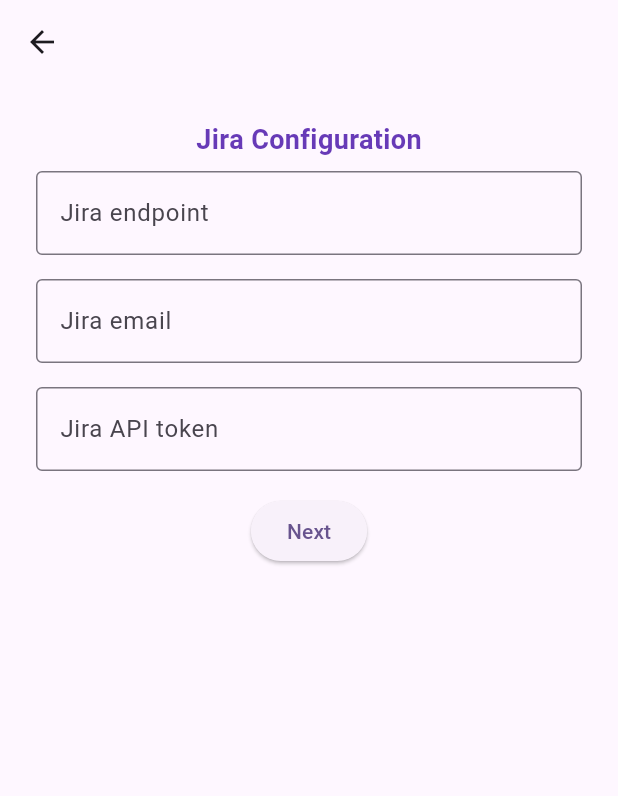
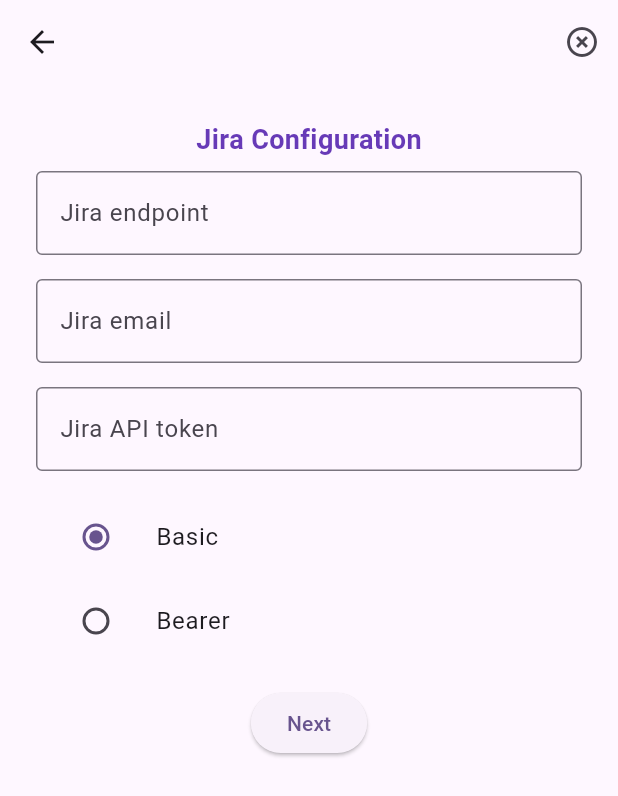
Before and after one commit to IvanVatov/time_track_transfer, a Flutter app: the screen it shows after launch, after a tap on "Next", on a phone screen of 412 x 824 dp. Shown: the top 796 px of the screen. Run offline on Flutter 3.47's test engine with Material 2 defaults, Android fonts, the phone set to English and light mode, and no system bars; our stand-ins replace calendar_date_picker2, dio, flutter_secure_storage, flutter_spinkit, flutter_svg, get_it and 3 more; missing offline and left inert: dart:ffi; accounts and stored records are empty; network calls fail.

Commit message:
- ability to switch jira authorization

```diff
--- a/lib/api/configuration.dart
+++ b/lib/api/configuration.dart
@@ -1,3 +1,5 @@
+import 'dart:ffi';
+
 import 'package:json_annotation/json_annotation.dart';
 import 'package:time_track_transfer/api/jira/jira_project.dart';
 import 'package:time_track_transfer/api/jira/jira_status.dart';
@@ -14,6 +16,7 @@
   String? jiraEndpoint;
   String? jiraEmail;
   String? jiraToken;
+  bool? jiraIsBasic;
 
   String? togglToken;
 
--- a/lib/api/jira_api.dart
+++ b/lib/api/jira_api.dart
@@ -13,20 +13,24 @@
 
 @Singleton()
 class JiraApi {
-
   late Configuration configuration;
 
   JiraApi();
 
   Options _getHeaderOptions() {
-    return Options(headers: {
-      Constants.keyAuthorization:
-          "${Constants.keyBasic} ${base64Encode(utf8.encode("${configuration.jiraEmail}:${configuration.jiraToken}"))}"
-    });
+    String authorization;
+    if (configuration.jiraIsBasic == true) {
+      authorization = "Bearer ${configuration.jiraToken}";
+    } else {
+      authorization =
+          "${Constants.keyBasic} ${base64Encode(utf8.encode("${configuration.jiraEmail}:${configuration.jiraToken}"))}";
+    }
+    return Options(headers: {Constants.keyAuthorization: authorization});
   }
 
   Future<List<JiraProject>> getProjects() async {
-    Response response = await client.get("${configuration.jiraEndpoint}/rest/api/2/project",
+    Response response = await client.get(
+        "${configuration.jiraEndpoint}/rest/api/2/project",
         options: _getHeaderOptions());
 
     return (response.data as List)
@@ -44,12 +48,15 @@
         .toList(growable: false);
   }
 
-  Future<List<JiraIssue>> search(String projectId, String status, String date) async {
-    Response response = await client.post("${configuration.jiraEndpoint}/rest/api/2/search",
+  Future<List<JiraIssue>> search(
+      String projectId, String status, String date) async {
+    Response response = await client.post(
+        "${configuration.jiraEndpoint}/rest/api/2/search",
         options: _getHeaderOptions(),
         data:
             "{\"jql\":\"project = $projectId AND assignee was currentUser() on '$date' AND status was '$status' on '$date'\", \"fields\":[\"key\", \"summary\"]}");
 
-    return JiraSearchResponse.fromJson(response.data as Map<String, dynamic>).issues;
+    return JiraSearchResponse.fromJson(response.data as Map<String, dynamic>)
+        .issues;
   }
 }
--- a/lib/ui/screen/config_screen.dart
+++ b/lib/ui/screen/config_screen.dart
@@ -29,6 +29,8 @@
 }
 
 enum Step { setupJira, selectProject, selectStatus, setupToggl, trackingSetup }
+
+enum JiraAuthorization { basic, bearer }
 
 class _ConfigScreenState extends State<ConfigScreen> {
   final JiraApi _jiraApi = getIt<JiraApi>();
@@ -79,6 +81,8 @@
   final FocusNode _startTimeFocusNode = FocusNode();
   late TextEditingController _startTime;
 
+  JiraAuthorization _jiraAuthorization = JiraAuthorization.basic;
+
   @override
   void initState() {
     _jiraEndpointController = TextEditingController();
@@ -123,6 +127,7 @@
       _configuration?.jiraEndpoint = _jiraEndpointController.value.text;
       _configuration?.jiraEmail = _jiraEmailController.value.text;
       _configuration?.jiraToken = _jiraTokenController.value.text;
+      _configuration?.jiraIsBasic = _jiraAuthorization == JiraAuthorization.basic;
     } catch (t) {
       t;
     }
@@ -145,8 +150,8 @@
     try {
       var result = await _togglApi.getTogglProfile();
 
-
-      var nullableBillable = result.projects.where((element) => element.billable == null || element.active == null);
+      var nullableBillable = result.projects.where(
+          (element) => element.billable == null || element.active == null);
 
       setState(() {
         _togglProfile = result;
@@ -159,7 +164,16 @@
   @override
   Widget build(BuildContext context) {
     return Scaffold(
-      appBar: AppBar(),
+      appBar: AppBar(
+        actions: [
+          IconButton(
+              onPressed: () async {
+                storage.delete(Constants.keyConfiguration);
+                _readConfiguration();
+              },
+              icon: const Icon(Icons.highlight_remove))
+        ],
+      ),
       body: Padding(
         padding: const EdgeInsets.all(24),
         child: Wrap(
@@ -211,11 +225,42 @@
                 border: OutlineInputBorder(), labelText: 'Jira API token'),
           ),
           const SizedBox(height: 16),
+          Column(
+            children: <Widget>[
+              ListTile(
+                title: const Text('Basic'),
+                leading: Radio<JiraAuthorization>(
+                  value: JiraAuthorization.basic,
+                  groupValue: _jiraAuthorization,
+                  onChanged: (JiraAuthorization? value) {
+                    setState(() {
+                      if (value != null) _jiraAuthorization = value;
+                    });
+                  },
+                ),
+              ),
+              ListTile(
+                title: const Text('Bearer'),
+                leading: Radio<JiraAuthorization>(
+                  value: JiraAuthorization.bearer,
+                  groupValue: _jiraAuthorization,
+                  onChanged: (JiraAuthorization? value) {
+                    setState(() {
+                      if (value != null) _jiraAuthorization = value;
+                    });
+                  },
+                ),
+              ),
+            ],
+          ),
+          const SizedBox(height: 16),
           ElevatedButton(
               onPressed: () {
-                _configuration?.jiraEndpoint = _jiraEndpointController.value.text;
+                _configuration?.jiraEndpoint =
+                    _jiraEndpointController.value.text;
                 _configuration?.jiraEmail = _jiraEmailController.value.text;
                 _configuration?.jiraToken = _jiraTokenController.value.text;
+                _configuration?.jiraIsBasic = _jiraAuthorization == JiraAuthorization.basic;
 
                 _jiraApi.configuration = _configuration!;
                 getJiraProjects();
@@ -268,7 +313,8 @@
   List<Widget> _stepSelectStatus() {
     List<Widget> children = [];
 
-    var current = _projectTasks?.firstWhereOrNull((element) => element.id == _configuration?.jiraTask?.id);
+    var current = _projectTasks?.firstWhereOrNull(
+        (element) => element.id == _configuration?.jiraTask?.id);
     children.add(
       DropdownButtonFormField<JiraTask>(
         value: current,
@@ -292,7 +338,8 @@
     );
 
     if (_configuration?.jiraTask != null) {
-      var current = _configuration?.jiraTask?.statuses.firstWhereOrNull((element) => element.id == _configuration?.jiraStatus?.id);
+      var current = _configuration?.jiraTask?.statuses.firstWhereOrNull(
+          (element) => element.id == _configuration?.jiraStatus?.id);
 
       children.add(
         DropdownButtonFormField<JiraStatus>(
@@ -354,8 +401,8 @@
         ],
       ));
     } else {
-
-      var current = _togglProfile?.workspaces.firstWhereOrNull((element) => element.id == _configuration?.togglWorkspace?.id);
+      var current = _togglProfile?.workspaces.firstWhereOrNull(
+          (element) => element.id == _configuration?.togglWorkspace?.id);
 
       widgets.add(
         DropdownButtonFormField<TogglWorkspace>(
@@ -381,8 +428,8 @@
       );
 
       if (_configuration?.togglWorkspace != null) {
-
-        var current = _togglProfile?.clients.firstWhereOrNull((element) => element.id == _configuration?.togglClient?.id);
+        var current = _togglProfile?.clients.firstWhereOrNull(
+            (element) => element.id == _configuration?.togglClient?.id);
 
         widgets.add(DropdownButtonFormField<TogglClient>(
           value: current,
@@ -408,8 +455,8 @@
       }
 
       if (_configuration?.togglClient != null) {
-
-        var current = _togglProfile?.projects.firstWhereOrNull((element) => element.id == _configuration?.togglProject?.id);
+        var current = _togglProfile?.projects.firstWhereOrNull(
+            (element) => element.id == _configuration?.togglProject?.id);
 
         widgets.add(DropdownButtonFormField<TogglProject>(
           value: current,
@@ -432,8 +479,8 @@
       }
 
       if (_configuration?.togglProject != null) {
-
-        var current = _togglProfile?.tags.firstWhereOrNull((element) => element.id == _configuration?.togglTag?.id);
+        var current = _togglProfile?.tags.firstWhereOrNull(
+            (element) => element.id == _configuration?.togglTag?.id);
 
         widgets.add(DropdownButtonFormField<TogglTag>(
           value: current,
@@ -517,16 +564,16 @@
   }
 
   void _saveConfiguration() {
-    storage.write(Constants.keyConfiguration,
-        json.encode(_configuration!.toJson()));
+    storage.write(
+        Constants.keyConfiguration, json.encode(_configuration!.toJson()));
   }
 
   Future<void> _readConfiguration() async {
     var configurationJson = await storage.read(Constants.keyConfiguration);
 
     if (configurationJson != null) {
-      _configuration =
-          Configuration.fromJson(json.decode(configurationJson) as Map<String, dynamic>);
+      _configuration = Configuration.fromJson(
+          json.decode(configurationJson) as Map<String, dynamic>);
     } else {
       _configuration = Configuration();
     }
```
Also changed, not shown: lib/api/configuration.g.dart.
